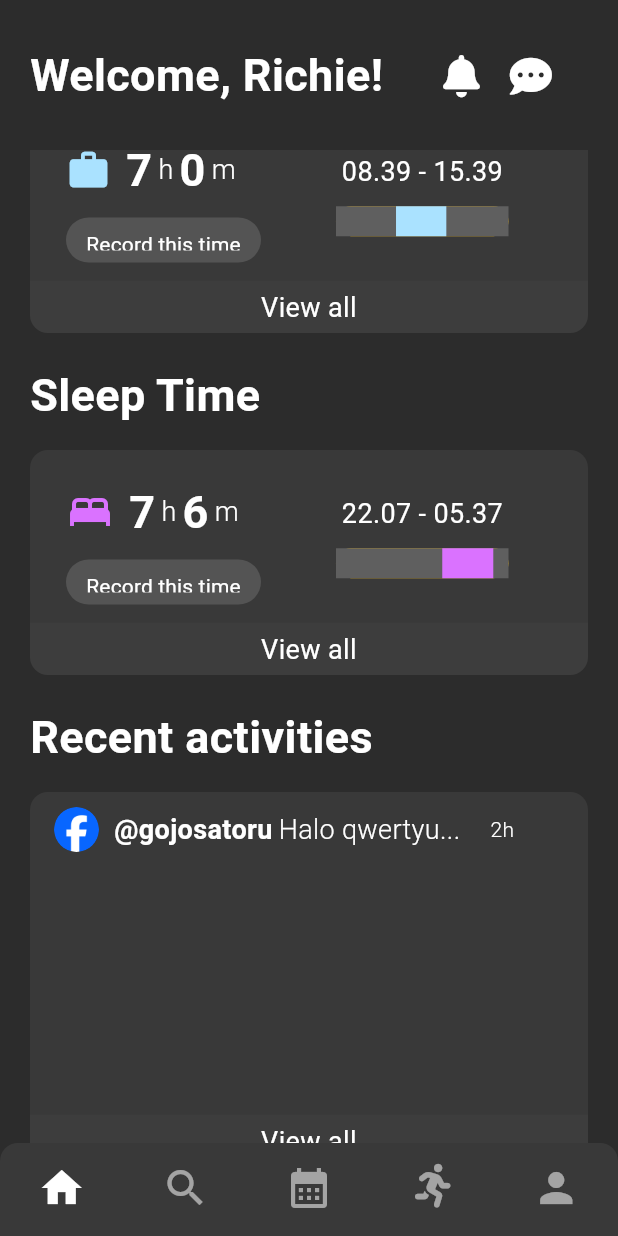
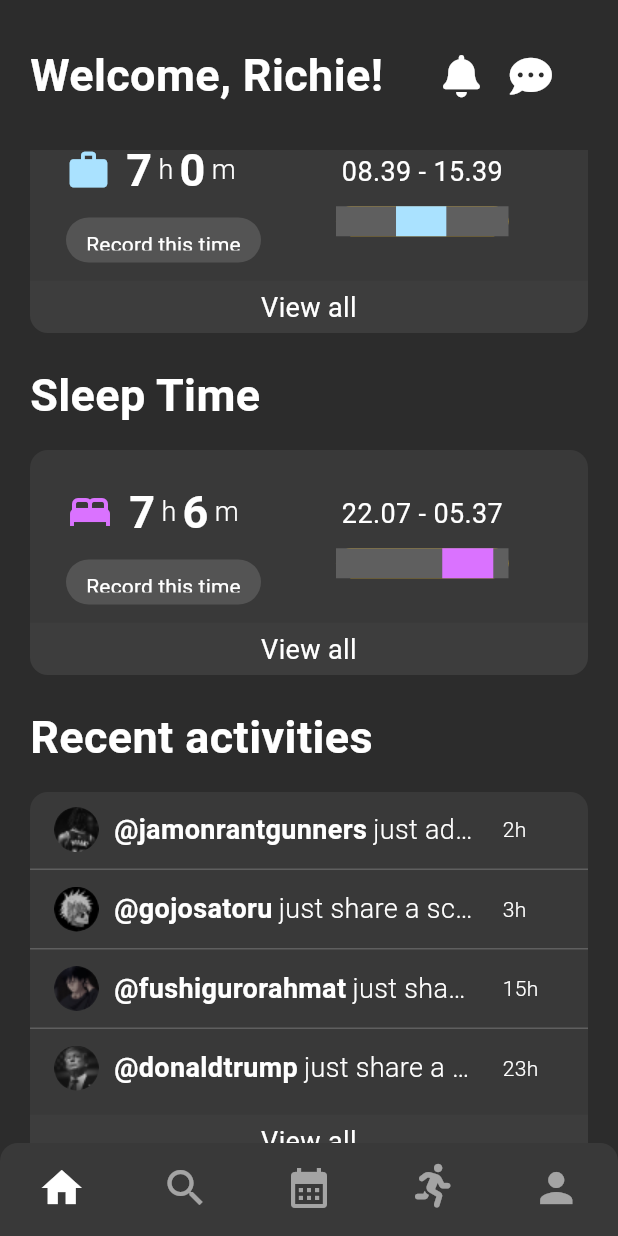
Before and after one commit to diandrakina/selamat_application, a Flutter app: the screen it shows after launch, scrolled down 576 dp, on a phone screen of 412 x 824 dp. Run offline on Flutter 3.47's test engine with Material 3 defaults, Android fonts, the phone set to English and light mode, and no system bars; drawn by our look-alikes of fl_chart; our stand-ins replace cached_network_image, flutter_svg, font_awesome_flutter, numberpicker; Roboto replaces fonts that are missing (SamsungSans).

Commit message:
Diandra - HomePage

```diff
--- a/lib/pages/home_page/homePage.dart
+++ b/lib/pages/home_page/homePage.dart
@@ -319,11 +319,37 @@ class _HomePageState extends State<HomePage> {
                   child: Column(
                     children: [
                       RecentActivities(
-                          image: 'assets/images/login_page/facebook_logo.png',
+                          image: 'assets/images/home_page/jamonrantgunners.png',
+                          username: "@jamonrantgunners",
+                          activities: "just add you",
+                          hours: '2h'),
+                      Divider(
+                        color: AppColors.activeCalendar,
+                        height: 3,
+                      ),
+                      RecentActivities(
+                          image: 'assets/images/home_page/gojosatoru.png',
                           username: "@gojosatoru",
-                          activities:
-                              "Halo qwertyuiopasdfghjklzxcvbnmqwertuoubiuduawu",
-                          hours: '2h'),
+                          activities: "just share a schedule with you",
+                          hours: '3h'),
+                      Divider(
+                        color: AppColors.activeCalendar,
+                        height: 3,
+                      ),
+                      RecentActivities(
+                          image: 'assets/images/home_page/fushigurorahmat.png',
+                          username: "@fushigurorahmat",
+                          activities: "just share a schedule with you",
+                          hours: '15h'),
+                      Divider(
+                        color: AppColors.activeCalendar,
+                        height: 3,
+                      ),
+                      RecentActivities(
+                          image: 'assets/images/home_page/donaldtrump.png',
+                          username: "@donaldtrump",
+                          activities: "just share a schedule with you",
+                          hours: '23h'),
                     ],
                   ),
                 ),
@@ -425,7 +451,15 @@ class _RecentActivitiesState extends State<RecentActivities> {
   Widget build(BuildContext context) {
     return Container(
       height: 50,
-      child: Row(children: [
+      // color: Colors.amber,
+      child: Row(
+        children: [
+          SizedBox(
+            // color: Colors.blue,
+            height: 50,
+            width: 315,
+            child: Row(
+              children: [
                 Padding(padding: EdgeInsets.all(8)),
                 Container(
                   width: 30,
@@ -442,26 +476,28 @@ class _RecentActivitiesState extends State<RecentActivities> {
                   style: TextStyles.bold_18,
                 ),
                 Padding(padding: EdgeInsets.all(2)),
-        Container(
-          child: Row(
-            children: [
-              Text(
-                _truncateDescription(widget.activities, 12),
+                Expanded(
+                  child: Text(
+                    widget.activities,
+                    // _truncateDescription(widget.activities, 12),
                     style: TextStyles.light_18,
                     overflow: TextOverflow.ellipsis,
+                    softWrap: true,
                     maxLines: 1,
-              ),
-            ],
                   ),
                 ),
                 Padding(
                   padding: EdgeInsets.only(left: 20),
                 ),
+              ],
+            ),
+          ),
           Text(
             widget.hours,
             style: TextStyles.light_14,
           )
-      ]),
+        ],
+      ),
     );
   }
 
--- a/pubspec.yaml
+++ b/pubspec.yaml
@@ -76,6 +76,10 @@ flutter:
     - assets/
     - assets/images/login_page/google_logo.png
     - assets/images/login_page/facebook_logo.png
+    - assets/images/home_page/jamonrantgunners.png
+    - assets/images/home_page/gojosatoru.png
+    - assets/images/home_page/fushigurorahmat.png
+    - assets/images/home_page/donaldtrump.png
     # - images/a_dot_burr.jpeg
   #   - images/a_dot_ham.jpeg
   fonts:
```
Also changed, not shown: assets/images/home_page/donaldtrump.png (added), assets/images/home_page/fushigurorahmat.png (added), assets/images/home_page/gojosatoru.png (added), assets/images/home_page/jamonrantgunners.png (added). Lines whose indentation alone changed are shown as unchanged.
